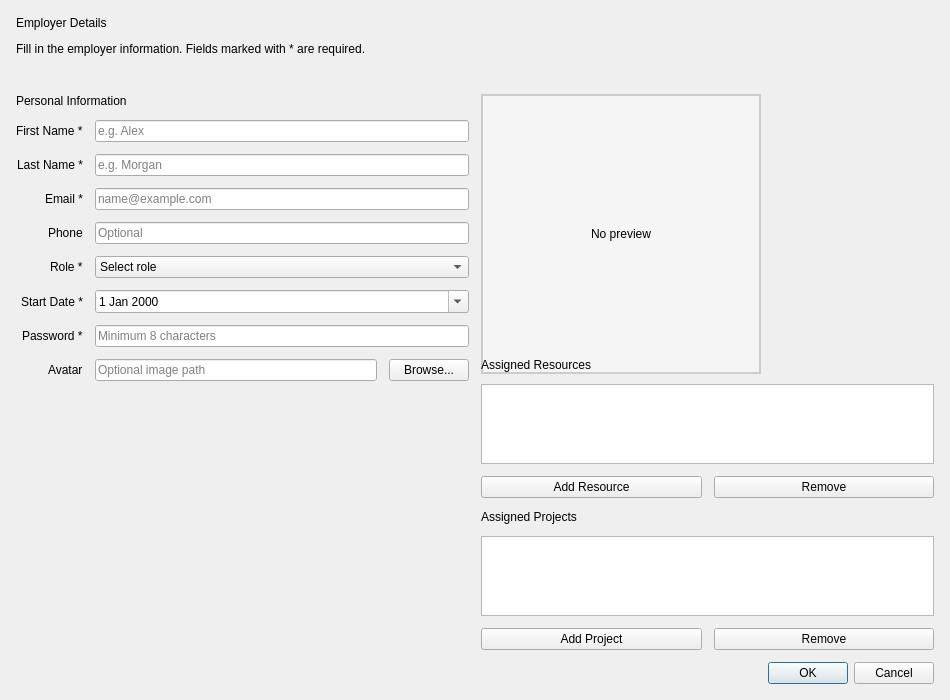
The window that ui/employerform.ui (2A31ProjetCpp2526/2a31-create-teams-smart-digital-content-creation-studio) describes before a commit, drawn with Qt 5.
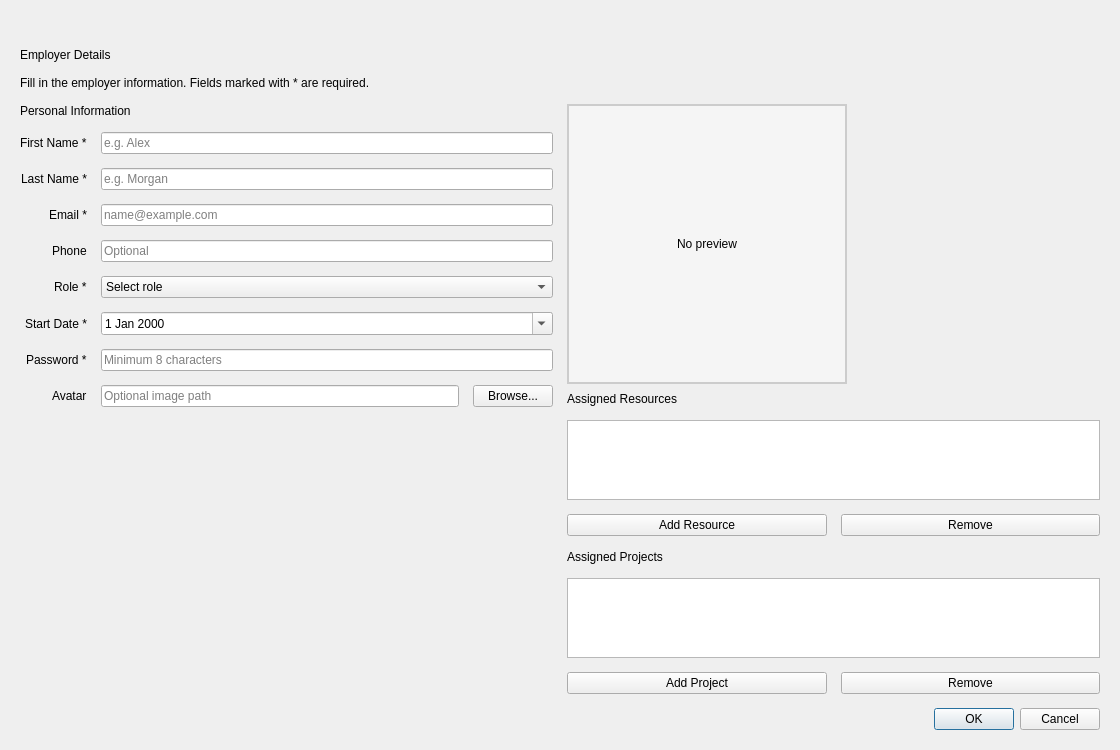
The same window after the commit.

Commit message: feat: Add Projects column to employer table and improve EmployerForm dimensions

Patch:
```diff
--- a/ui/employerform.ui
+++ b/ui/employerform.ui
@@ -7,54 +7,34 @@
   </property>
   <property name="geometry">
    <rect>
-    <x>150</x>
-    <y>100</y>
-    <width>950</width>
-    <height>700</height>
+    <x>100</x>
+    <y>75</y>
+    <width>1120</width>
+    <height>750</height>
    </rect>
   </property>
   <property name="minimumSize">
    <size>
-    <width>950</width>
-    <height>700</height>
+    <width>1000</width>
+    <height>720</height>
    </size>
   </property>
   <layout class="QVBoxLayout" name="verticalLayout">
    <property name="spacing">
-    <number>12</number>
+    <number>14</number>
    </property>
    <property name="leftMargin">
-    <number>16</number>
+    <number>20</number>
    </property>
    <property name="topMargin">
-    <number>16</number>
+    <number>20</number>
    </property>
    <property name="rightMargin">
-    <number>16</number>
+    <number>20</number>
    </property>
    <property name="bottomMargin">
-    <number>16</number>
+    <number>20</number>
    </property>
-   <item>
-    <widget class="QLabel" name="titleLabel">
-     <property name="text">
-      <string>Employer Details</string>
-     </property>
-     <property name="alignment">
-      <set>Qt::AlignLeading|Qt::AlignLeft|Qt::AlignVCenter</set>
-     </property>
-    </widget>
-   </item>
-   <item>
-    <widget class="QLabel" name="introLabel">
-     <property name="text">
-      <string>Fill in the employer information. Fields marked with * are required.</string>
-     </property>
-     <property name="wordWrap">
-      <bool>true</bool>
-     </property>
-    </widget>
-   </item>
    <item>
     <widget class="QLabel" name="errorLabel">
      <property name="styleSheet">
@@ -64,7 +44,27 @@
       <string/>
      </property>
      <property name="alignment">
-      <set>Qt::AlignLeading|Qt::AlignLeft|Qt::AlignTop</set>
+      <set>Qt::AlignmentFlag::AlignLeading|Qt::AlignmentFlag::AlignLeft|Qt::AlignmentFlag::AlignTop</set>
+     </property>
+     <property name="wordWrap">
+      <bool>true</bool>
+     </property>
+    </widget>
+   </item>
+   <item>
+    <widget class="QLabel" name="titleLabel">
+     <property name="text">
+      <string>Employer Details</string>
+     </property>
+     <property name="alignment">
+      <set>Qt::AlignmentFlag::AlignLeading|Qt::AlignmentFlag::AlignLeft|Qt::AlignmentFlag::AlignVCenter</set>
+     </property>
+    </widget>
+   </item>
+   <item>
+    <widget class="QLabel" name="introLabel">
+     <property name="text">
+      <string>Fill in the employer information. Fields marked with * are required.</string>
      </property>
      <property name="wordWrap">
       <bool>true</bool>
```
Left out of the diff: 24 changed lines with no effect on the pictures. The commit also changes 2 other files.
